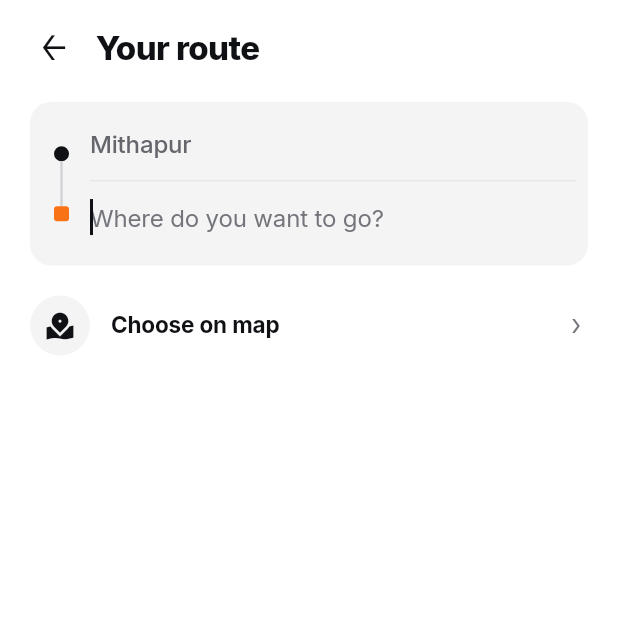
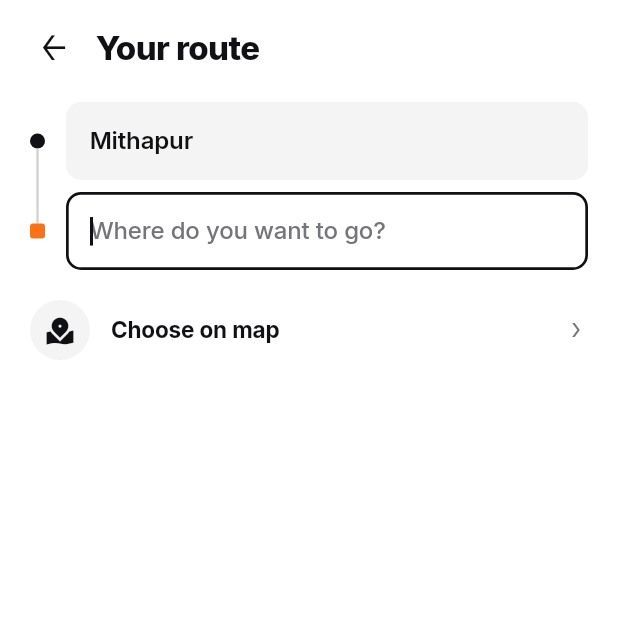
Before and after one commit to mdakashhossain1/TaxiWay, a Flutter app: the DestinationSearchScreen screen opened by its route, on a phone screen of 412 x 824 dp, the top half of it. Run offline on Flutter 3.47's test engine with Material 3 defaults, Android fonts, the phone set to English and light mode, and no system bars; drawn by our look-alikes of toastification; our stand-ins replace animated_theme_switcher, cached_network_image, cloud_firestore, firebase_auth, firebase_core, firebase_crashlytics and 12 more; missing offline and left inert: h3_flutter, smart_auth; accounts and stored records are empty.

Commit message:
feat(rider): editable From and To fields in route search
Both route fields are real text fields with the active one outlined, so
the pickup can be typed and searched like the destination. Typing no
longer shifts the text upward: fields have a fixed height with centred
text and a fixed-size clear button. Picking a pickup result moves focus
to the destination; 'Choose on map' opens the pickup map picker when
the pickup field is active.

```diff
--- a/taxiway/lib/features/booking/presentation/screens/destination_search_screen.dart
+++ b/taxiway/lib/features/booking/presentation/screens/destination_search_screen.dart
@@ -16,6 +16,8 @@ import '../../../../core/widgets/ride_map_view.dart';
 import '../../../../l10n/generated/app_localizations.dart';
 import '../../../../core/widgets/network_error_view.dart';
 
+enum _Field { pickup, destination }
+
 class DestinationSearchScreen extends ConsumerStatefulWidget {
   const DestinationSearchScreen({super.key});
 
@@ -24,7 +26,11 @@ class DestinationSearchScreen extends ConsumerStatefulWidget {
 }
 
 class _DestinationSearchScreenState extends ConsumerState<DestinationSearchScreen> {
-  final _controller = TextEditingController();
+  final _pickupController = TextEditingController();
+  final _destinationController = TextEditingController();
+  final _pickupFocus = FocusNode();
+  final _destinationFocus = FocusNode();
+  _Field _active = _Field.destination;
   List<PlaceLocation> _results = [];
   List<PlaceLocation> _recent = [];
   PlaceLocation? _selected;
@@ -35,17 +41,38 @@ class _DestinationSearchScreenState extends ConsumerState<DestinationSearchScree
   Object? _failure;
   int _searchToken = 0;
 
+  TextEditingController get _activeController => _active == _Field.pickup ? _pickupController : _destinationController;
+
   @override
   void initState() {
     super.initState();
+    final pickup = ref.read(bookingDraftControllerProvider).pickup ?? ref.read(placeRepositoryProvider).currentLocation;
+    _pickupController.text = pickup.shortName;
+    _pickupFocus.addListener(() => _onFocusChanged(_Field.pickup, _pickupFocus));
+    _destinationFocus.addListener(() => _onFocusChanged(_Field.destination, _destinationFocus));
     _loadRecent();
   }
 
   @override
   void dispose() {
     _debounceTimer?.cancel();
-    _controller.dispose();
+    _pickupController.dispose();
+    _destinationController.dispose();
+    _pickupFocus.dispose();
+    _destinationFocus.dispose();
     super.dispose();
+  }
+
+  void _onFocusChanged(_Field field, FocusNode node) {
+    if (!node.hasFocus) return;
+    setState(() {
+      _active = field;
+      _mapMode = false;
+    });
+    if (field == _Field.pickup) {
+      _pickupController.selection = TextSelection(baseOffset: 0, extentOffset: _pickupController.text.length);
+    }
+    _onQueryChanged(field == _Field.pickup ? '' : _destinationController.text);
   }
 
   Future<void> _loadRecent() async {
@@ -110,6 +137,12 @@ class _DestinationSearchScreenState extends ConsumerState<DestinationSearchScree
 
   void _pick(PlaceLocation place) {
     ref.read(placeRepositoryProvider).addRecent(place);
+    if (_active == _Field.pickup) {
+      ref.read(bookingDraftControllerProvider.notifier).setPickup(place);
+      _pickupController.text = place.shortName;
+      _destinationFocus.requestFocus();
+      return;
+    }
     Navigator.of(context).pop(place);
   }
 
@@ -119,16 +152,28 @@ class _DestinationSearchScreenState extends ConsumerState<DestinationSearchScree
     setState(() => _selected = resolved);
   }
 
-  Future<void> _changePickup() async {
+  Future<void> _choosePickupOnMap() async {
     final result = await context.push<PlaceLocation>(AppRoutes.pickupSearch);
-    if (result != null) {
+    if (result == null || !mounted) return;
     ref.read(bookingDraftControllerProvider.notifier).setPickup(result);
-    }
+    _pickupController.text = result.shortName;
+    _destinationFocus.requestFocus();
   }
 
-  void _openMapMode() {
+  void _chooseOnMap() {
+    if (_active == _Field.pickup) {
+      _choosePickupOnMap();
+      return;
+    }
     FocusScope.of(context).unfocus();
     setState(() => _mapMode = true);
+  }
+
+  void _clear(_Field field) {
+    final controller = field == _Field.pickup ? _pickupController : _destinationController;
+    controller.clear();
+    if (field == _active) _onQueryChanged('');
+    setState(() {});
   }
 
   @override
@@ -169,10 +214,8 @@ class _DestinationSearchScreenState extends ConsumerState<DestinationSearchScree
             ),
             Padding(
               padding: const EdgeInsets.fromLTRB(20, 12, 20, 8),
-              child: Container(
-                padding: const EdgeInsets.fromLTRB(16, 4, 8, 4),
-                decoration: BoxDecoration(color: colors.surface, borderRadius: BorderRadius.circular(AppRadius.card)),
               child: Row(
+                crossAxisAlignment: CrossAxisAlignment.center,
                 children: [
                   Column(
                     mainAxisSize: MainAxisSize.min,
@@ -182,7 +225,7 @@ class _DestinationSearchScreenState extends ConsumerState<DestinationSearchScree
                         height: 10,
                         decoration: BoxDecoration(color: colors.navy, shape: BoxShape.circle),
                       ),
-                        Container(width: 1.5, height: 30, color: colors.borderStrong),
+                      Container(width: 1.5, height: 50, color: colors.borderStrong),
                       Container(
                         width: 10,
                         height: 10,
@@ -194,57 +237,35 @@ class _DestinationSearchScreenState extends ConsumerState<DestinationSearchScree
                   Expanded(
                     child: Column(
                       children: [
-                          GestureDetector(
-                            behavior: HitTestBehavior.opaque,
-                            onTap: _changePickup,
-                            child: SizedBox(
-                              height: 48,
-                              child: Align(
-                                alignment: Alignment.centerLeft,
-                                child: Text(
-                                  pickup.shortName,
-                                  maxLines: 1,
-                                  overflow: TextOverflow.ellipsis,
-                                  style: type.bodyLarge.copyWith(color: colors.secondaryText, fontWeight: FontWeight.w500),
+                        _RouteField(
+                          controller: _pickupController,
+                          focusNode: _pickupFocus,
+                          hint: l10n.searchPickup,
+                          active: _active == _Field.pickup,
+                          onChanged: (value) {
+                            _onQueryChanged(value);
+                            setState(() {});
+                          },
+                          onClear: () => _clear(_Field.pickup),
                         ),
-                              ),
-                            ),
-                          ),
-                          Divider(height: 1, color: colors.border),
-                          SizedBox(
-                            height: 52,
-                            child: TextField(
-                              controller: _controller,
+                        const SizedBox(height: 8),
+                        _RouteField(
+                          controller: _destinationController,
+                          focusNode: _destinationFocus,
+                          hint: l10n.whereDoYouWantToGo,
+                          active: _active == _Field.destination,
                           autofocus: true,
-                              onChanged: _onQueryChanged,
-                              onTap: () {
-                                if (_mapMode) setState(() => _mapMode = false);
+                          bold: true,
+                          onChanged: (value) {
+                            _onQueryChanged(value);
+                            setState(() {});
                           },
-                              style: type.bodyLarge.copyWith(fontWeight: FontWeight.w700),
-                              decoration: InputDecoration(
-                                hintText: l10n.whereDoYouWantToGo,
-                                filled: false,
-                                border: InputBorder.none,
-                                enabledBorder: InputBorder.none,
-                                focusedBorder: InputBorder.none,
-                                contentPadding: EdgeInsets.zero,
-                                suffixIcon: _controller.text.isNotEmpty
-                                    ? IconButton(
-                                        icon: Icon(AppIcons.close_rounded, size: 18, color: colors.mutedText),
-                                        onPressed: () {
-                                          _controller.clear();
-                                          _onQueryChanged('');
-                                        },
-                                      )
-                                    : null,
-                              ),
-                            ),
+                          onClear: () => _clear(_Field.destination),
                         ),
                       ],
                     ),
                   ),
                 ],
-                ),
               ),
             ),
             Expanded(child: _mapMode ? _buildMapMode(pickup) : _buildList(pickup)),
@@ -294,7 +315,12 @@ class _DestinationSearchScreenState extends ConsumerState<DestinationSearchScree
               const SizedBox(height: 12),
               PrimaryButton(
                 label: l10n.confirmDestinationLabel,
-                onPressed: _selected != null ? () => _pick(_selected!) : null,
+                onPressed: _selected != null
+                    ? () {
+                        ref.read(placeRepositoryProvider).addRecent(_selected!);
+                        Navigator.of(context).pop(_selected);
+                      }
+                    : null,
               ),
             ],
           ),
@@ -308,17 +334,18 @@ class _DestinationSearchScreenState extends ConsumerState<DestinationSearchScree
     final colors = AppColors.of(context);
     final type = AppTypography.of(context);
 
-    Widget body;
     if (_loading) {
-      body = const Center(child: Padding(padding: EdgeInsets.all(24), child: CircularProgressIndicator(strokeWidth: 2.5)));
-    } else if (_searching && _failure != null) {
-      body = NetworkErrorView(
+      return const Center(child: Padding(padding: EdgeInsets.all(24), child: CircularProgressIndicator(strokeWidth: 2.5)));
+    }
+    if (_searching && _failure != null) {
+      return NetworkErrorView(
         type: networkErrorTypeFor(_failure!),
         isCompact: true,
-        onRetry: () async => _onQueryChanged(_controller.text),
+        onRetry: () async => _onQueryChanged(_activeController.text),
       );
-    } else if (_searching && _results.isEmpty) {
-      body = Center(
+    }
+    if (_searching && _results.isEmpty) {
+      return Center(
         child: Padding(
           padding: const EdgeInsets.all(24),
           child: Column(
@@ -333,9 +360,11 @@ class _DestinationSearchScreenState extends ConsumerState<DestinationSearchScree
           ),
         ),
       );
-    } else {
+    }
+
     final places = _searching ? _results : _recent;
-      body = ListView.builder(
+    return ListView.builder(
+      keyboardDismissBehavior: ScrollViewKeyboardDismissBehavior.onDrag,
       padding: const EdgeInsets.fromLTRB(20, 0, 20, 16),
       itemCount: places.length + 1,
       itemBuilder: (context, i) {
@@ -343,7 +372,7 @@ class _DestinationSearchScreenState extends ConsumerState<DestinationSearchScree
           return Column(
             crossAxisAlignment: CrossAxisAlignment.start,
             children: [
-                _ChooseOnMapRow(label: l10n.chooseOnMapLabel, onTap: _openMapMode),
+              _ChooseOnMapRow(label: l10n.chooseOnMapLabel, onTap: _chooseOnMap),
               if (places.isNotEmpty) ...[
                 Divider(height: 1, color: colors.border),
                 Padding(
@@ -382,8 +411,81 @@ class _DestinationSearchScreenState extends ConsumerState<DestinationSearchScree
       },
     );
   }
+}
 
-    return body;
+class _RouteField extends StatelessWidget {
+  final TextEditingController controller;
+  final FocusNode focusNode;
+  final String hint;
+  final bool active;
+  final bool autofocus;
+  final bool bold;
+  final ValueChanged<String> onChanged;
+  final VoidCallback onClear;
+
+  const _RouteField({
+    required this.controller,
+    required this.focusNode,
+    required this.hint,
+    required this.active,
+    required this.onChanged,
+    required this.onClear,
+    this.autofocus = false,
+    this.bold = false,
+  });
+
+  @override
+  Widget build(BuildContext context) {
+    final colors = AppColors.of(context);
+    final type = AppTypography.of(context);
+
+    return AnimatedContainer(
+      duration: const Duration(milliseconds: 160),
+      height: 52,
+      padding: const EdgeInsets.only(left: 14, right: 4),
+      alignment: Alignment.center,
+      decoration: BoxDecoration(
+        color: active ? colors.card : colors.surface,
+        borderRadius: BorderRadius.circular(AppRadius.medium),
+        border: Border.all(color: active ? colors.primary : Colors.transparent, width: 1.8),
+      ),
+      child: Row(
+        children: [
+          Expanded(
+            child: TextField(
+              controller: controller,
+              focusNode: focusNode,
+              autofocus: autofocus,
+              onChanged: onChanged,
+              maxLines: 1,
+              textAlignVertical: TextAlignVertical.center,
+              cursorColor: colors.primary,
+              style: type.bodyLarge.copyWith(fontWeight: bold ? FontWeight.w700 : FontWeight.w600, height: 1.2),
+              decoration: InputDecoration(
+                hintText: hint,
+                hintStyle: type.bodyLarge.copyWith(color: colors.mutedText, fontWeight: FontWeight.w500, height: 1.2),
+                filled: false,
+                isDense: true,
+                border: InputBorder.none,
+                enabledBorder: InputBorder.none,
+                focusedBorder: InputBorder.none,
+                contentPadding: const EdgeInsets.symmetric(vertical: 14),
+              ),
+            ),
+          ),
+          if (active && controller.text.isNotEmpty)
+            GestureDetector(
+              behavior: HitTestBehavior.opaque,
+              onTap: onClear,
+              child: SizedBox(
+                width: 40,
+                height: 40,
+                child: Icon(AppIcons.close_rounded, size: 18, color: colors.mutedText),
+              ),
+            ),
+        ],
+      ),
+    );
   }
 }
 
```
Lines whose indentation alone changed are shown as unchanged.
